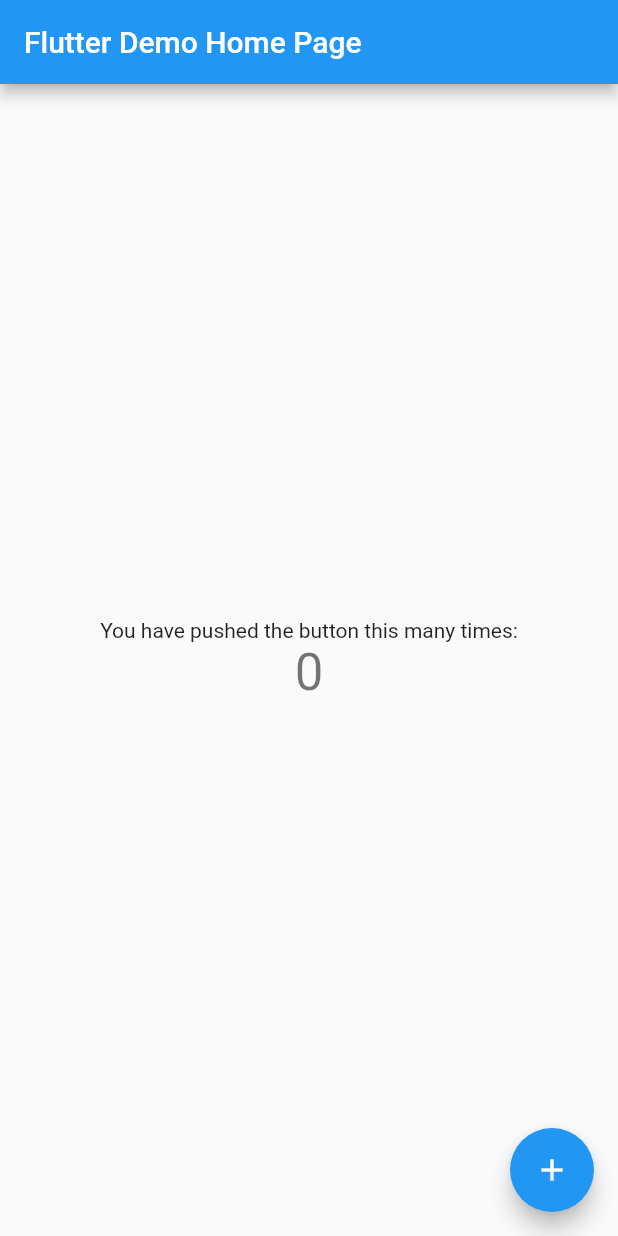
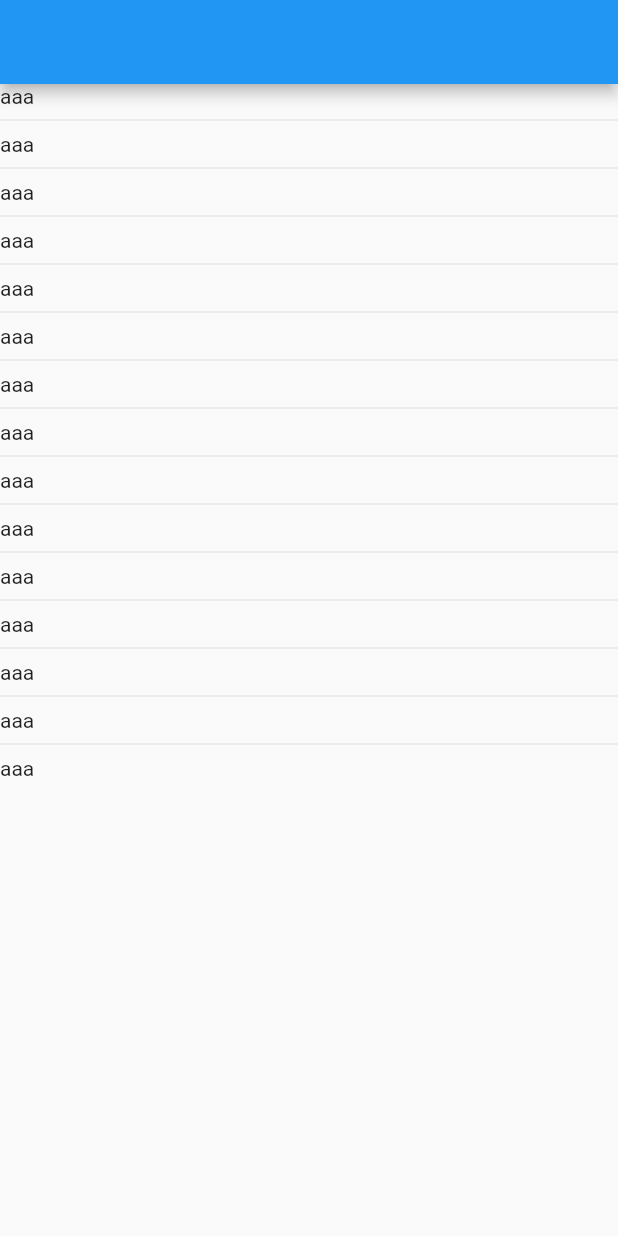
Before and after one commit to dzqn/flutter-todo-app, a Flutter app: the screen it shows after launch, on a phone screen of 412 x 824 dp. Run offline on Flutter 3.47's test engine with Material 2 defaults, Android fonts, the phone set to English and light mode, and no system bars.

Commit message:
list view on home view

```diff
--- a/lib/main.dart
+++ b/lib/main.dart
@@ -1,117 +1,19 @@
 import 'package:flutter/material.dart';
+import 'package:todoApp/ui/views/home_view.dart';
 
 void main() {
   runApp(MyApp());
 }
 
 class MyApp extends StatelessWidget {
-  // This widget is the root of your application.
   @override
   Widget build(BuildContext context) {
     return MaterialApp(
-      title: 'Flutter Demo',
-      theme: ThemeData(
-        // This is the theme of your application.
-        //
-        // Try running your application with "flutter run". You'll see the
-        // application has a blue toolbar. Then, without quitting the app, try
-        // changing the primarySwatch below to Colors.green and then invoke
-        // "hot reload" (press "r" in the console where you ran "flutter run",
-        // or simply save your changes to "hot reload" in a Flutter IDE).
-        // Notice that the counter didn't reset back to zero; the application
-        // is not restarted.
-        primarySwatch: Colors.blue,
-        // This makes the visual density adapt to the platform that you run
-        // the app on. For desktop platforms, the controls will be smaller and
-        // closer together (more dense) than on mobile platforms.
-        visualDensity: VisualDensity.adaptivePlatformDensity,
-      ),
-      home: MyHomePage(title: 'Flutter Demo Home Page'),
-    );
+        title: 'Flutter Demo',
+        theme: ThemeData(
+          primarySwatch: Colors.blue,
+          visualDensity: VisualDensity.adaptivePlatformDensity,
+        ),
+        home: HomeView());
   }
 }
-
-class MyHomePage extends StatefulWidget {
-  MyHomePage({Key key, this.title}) : super(key: key);
-
-  // This widget is the home page of your application. It is stateful, meaning
-  // that it has a State object (defined below) that contains fields that affect
-  // how it looks.
-
-  // This class is the configuration for the state. It holds the values (in this
-  // case the title) provided by the parent (in this case the App widget) and
-  // used by the build method of the State. Fields in a Widget subclass are
-  // always marked "final".
-
-  final String title;
-
-  @override
-  _MyHomePageState createState() => _MyHomePageState();
-}
-
-class _MyHomePageState extends State<MyHomePage> {
-  int _counter = 0;
-
-  void _incrementCounter() {
-    setState(() {
-      // This call to setState tells the Flutter framework that something has
-      // changed in this State, which causes it to rerun the build method below
-      // so that the display can reflect the updated values. If we changed
-      // _counter without calling setState(), then the build method would not be
-      // called again, and so nothing would appear to happen.
-      _counter++;
-    });
-  }
-
-  @override
-  Widget build(BuildContext context) {
-    // This method is rerun every time setState is called, for instance as done
-    // by the _incrementCounter method above.
-    //
-    // The Flutter framework has been optimized to make rerunning build methods
-    // fast, so that you can just rebuild anything that needs updating rather
-    // than having to individually change instances of widgets.
-    return Scaffold(
-      appBar: AppBar(
-        // Here we take the value from the MyHomePage object that was created by
-        // the App.build method, and use it to set our appbar title.
-        title: Text(widget.title),
-      ),
-      body: Center(
-        // Center is a layout widget. It takes a single child and positions it
-        // in the middle of the parent.
-        child: Column(
-          // Column is also a layout widget. It takes a list of children and
-          // arranges them vertically. By default, it sizes itself to fit its
-          // children horizontally, and tries to be as tall as its parent.
-          //
-          // Invoke "debug painting" (press "p" in the console, choose the
-          // "Toggle Debug Paint" action from the Flutter Inspector in Android
-          // Studio, or the "Toggle Debug Paint" command in Visual Studio Code)
-          // to see the wireframe for each widget.
-          //
-          // Column has various properties to control how it sizes itself and
-          // how it positions its children. Here we use mainAxisAlignment to
-          // center the children vertically; the main axis here is the vertical
-          // axis because Columns are vertical (the cross axis would be
-          // horizontal).
-          mainAxisAlignment: MainAxisAlignment.center,
-          children: <Widget>[
-            Text(
-              'You have pushed the button this many times:',
-            ),
-            Text(
-              '$_counter',
-              style: Theme.of(context).textTheme.headline4,
-            ),
-          ],
-        ),
-      ),
-      floatingActionButton: FloatingActionButton(
-        onPressed: _incrementCounter,
-        tooltip: 'Increment',
-        child: Icon(Icons.add),
-      ), // This trailing comma makes auto-formatting nicer for build methods.
-    );
-  }
-}
--- /dev/null
+++ b/lib/ui/views/home_view.dart
@@ -0,0 +1,23 @@
+import 'package:flutter/material.dart';
+
+class HomeView extends StatefulWidget {
+  @override
+  _HomeViewState createState() => _HomeViewState();
+}
+
+class _HomeViewState extends State<HomeView> {
+  @override
+  Widget build(BuildContext context) {
+    return Scaffold(
+      appBar: AppBar(),
+      body: ListView.separated(
+          itemBuilder: (context, index) {
+            return Text("aaa");
+          },
+          separatorBuilder: (context, index) {
+            return Divider();
+          },
+          itemCount: 15),
+    );
+  }
+}
```
Also changed, not shown: 1 other file.
